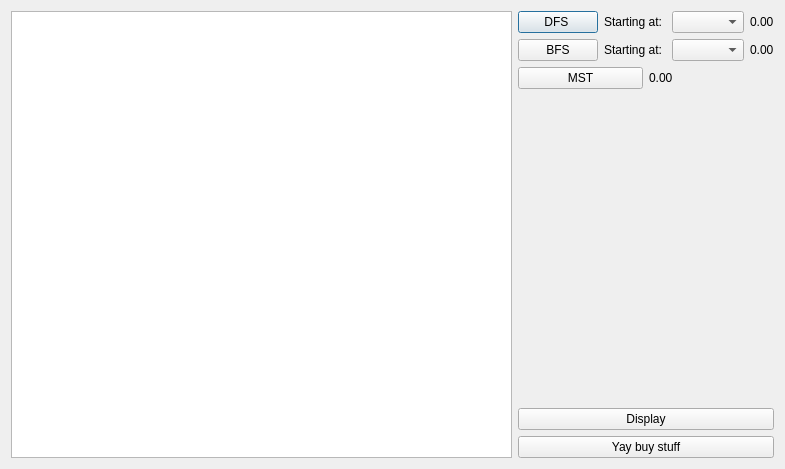
First picture: the form in UI/trip/trip.ui, repository parham-sharaf/BTM-algo, before the edit.
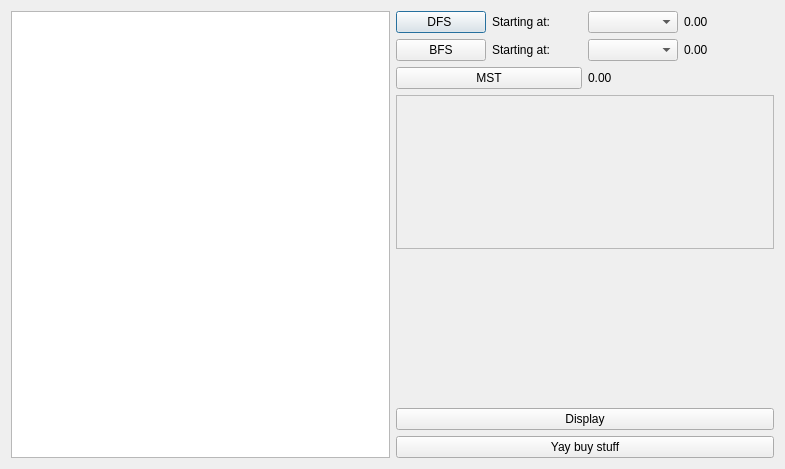
Second picture: the form after the edit.

The edit to the form file:
```diff
--- a/UI/trip/trip.ui
+++ b/UI/trip/trip.ui
@@ -109,6 +109,23 @@
            </item>
           </layout>
          </item>
+         <item>
+          <widget class="QScrollArea" name="teamsList">
+           <property name="widgetResizable">
+            <bool>true</bool>
+           </property>
+           <widget class="QWidget" name="scrollAreaWidgetContents">
+            <property name="geometry">
+             <rect>
+              <x>0</x>
+              <y>0</y>
+              <width>373</width>
+              <height>137</height>
+             </rect>
+            </property>
+           </widget>
+          </widget>
+         </item>
          <item>
           <spacer name="verticalSpacer">
            <property name="orientation">
```
